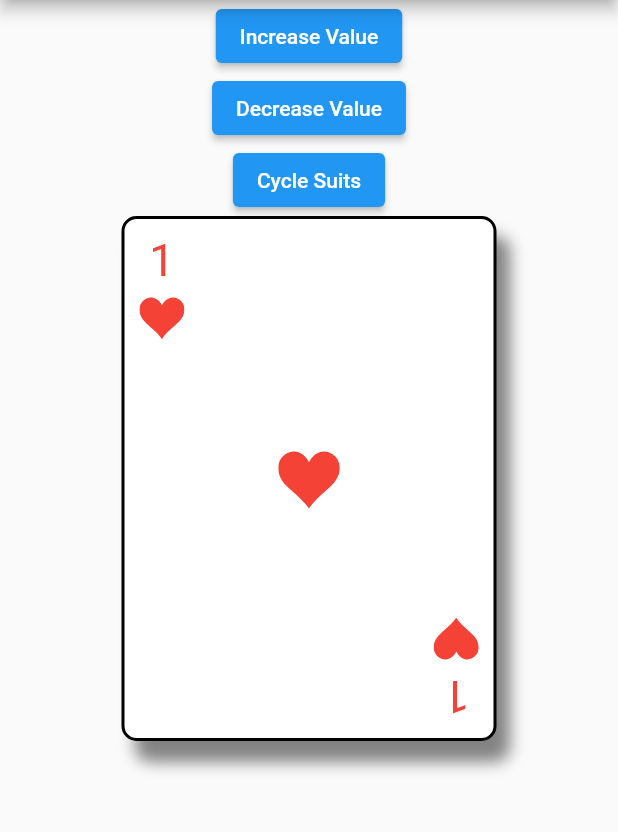
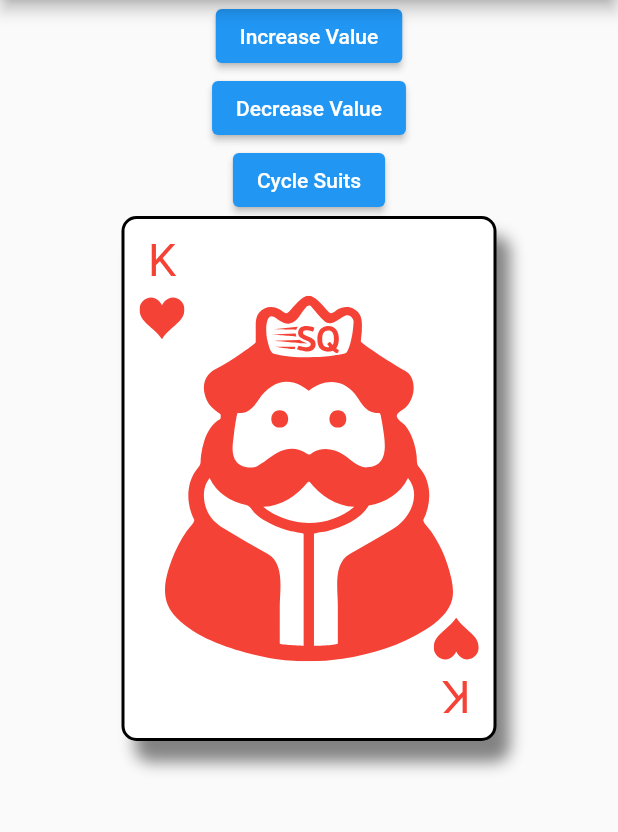
Before and after one commit to coolpat1993/cardConverter, a Flutter app: the screen it shows after launch, on a phone screen of 412 x 824 dp, the part 84-916 px from its top. Run offline on Flutter 3.47's test engine with Material 2 defaults, Android fonts, the phone set to English and light mode, and no system bars; our stand-ins replace flutter_svg.

Commit message:
added exceptions for ace king queen and jack

```diff
--- a/lib/cardConverter.dart
+++ b/lib/cardConverter.dart
@@ -60,6 +60,13 @@ class CardConverter extends StatelessWidget {
 
   @override
   Widget build(BuildContext context) {
+    bool isNumeric(String s) {
+      if (s == null) {
+        return false;
+      }
+      return double.tryParse(s) != null;
+    }
+
     String number = card[0];
     String suit = card[1];
     if (card.length > 2) {
@@ -78,10 +85,28 @@ class CardConverter extends StatelessWidget {
     double centerIconScale = 41;
     final Map<String, dynamic>? _suit = _suits[suit];
     final suitColor = _suit!['color'];
-    final suitIcon =
-        SvgPicture.asset(_suit['icon'], height: centerIconScale, color: suitColor);
+    final suitIcon = SvgPicture.asset(_suit['icon'],
+        height: centerIconScale, color: suitColor);
 
-    int cANum = int.parse(number) - 1;
+    SvgPicture createSvg(String filePath, Color color, [double? height]) {
+      return SvgPicture.asset(filePath, color: color, height: height);
+    }
+
+    Map<String, SvgPicture> svgs = {
+      'K': createSvg('assets/icons/King.svg', suitColor),
+      'Q': createSvg('assets/icons/Queen.svg', suitColor, 230),
+      'J': createSvg('assets/icons/Jack.svg', suitColor, 230),
+      'A': createSvg(
+          suit == 'C'
+              ? 'assets/icons/Clubs.svg'
+              : suit == 'S'
+                  ? 'assets/icons/Spades.svg'
+                  : suit == 'H'
+                      ? 'assets/icons/Heart.svg'
+                      : 'assets/icons/Diamonds.svg',
+          suitColor,
+          230)
+    };
 
     Widget buildIcon(visible) {
       return Center(
@@ -118,25 +143,36 @@ class CardConverter extends StatelessWidget {
                     color: suitColor,
                   ),
                 ),
-                Container(child: suitIcon, width: 30,),
+                Container(
+                  child: suitIcon,
+                  width: 30,
+                ),
               ],
             ),
           ),
           Padding(
               padding: const EdgeInsets.all(17.0),
-            child: Row(
+              child: isNumeric(number)
+                  ? Row(
                       mainAxisAlignment: MainAxisAlignment.spaceEvenly,
                       children: [
                         for (int i = 0; i < 3; i++)
                           Column(
                             children: [
-                      for (int j = 0; j < cardArray[cANum][i].length; j++)
-                        Expanded(child: buildIcon(cardArray[cANum][i][j])),
+                              for (int j = 0;
+                                  j <
+                                      cardArray[int.parse(number) - 1][i]
+                                          .length;
+                                  j++)
+                                Expanded(
+                                    child: buildIcon(
+                                        cardArray[int.parse(number) - 1][i]
+                                            [j])),
                             ],
                           ),
                       ],
-            ),
-          ),
+                    )
+                  : Align(alignment: Alignment.center, child: svgs[number])),
           Align(
             alignment: Alignment.bottomRight,
             child: Transform.rotate(
@@ -153,7 +189,10 @@ class CardConverter extends StatelessWidget {
                   Transform(
                     transform: Matrix4.identity()..scale(-1.0, 1.0, 1.0),
                     alignment: Alignment.center,
-                    child: Container(child: suitIcon, width: 30,),
+                    child: SizedBox(
+                      width: 30,
+                      child: suitIcon,
+                    ),
                   ),
                 ],
               ),
--- a/lib/main.dart
+++ b/lib/main.dart
@@ -25,13 +25,13 @@ class MyHomePage extends StatefulWidget {
 }
 
 class _MyHomePageState extends State<MyHomePage> {
-  String _card = '1H';
+  String _card = 'KH';
   int _currentSuitIndex = 0;
   int _currentValueIndex = 0;
   final List<String> _suits = ['H', 'S', 'D', 'C'];
 
   final List<String> _cardValues = [
-    '1',
+    'A',
     '2',
     '3',
     '4',
@@ -40,19 +40,22 @@ class _MyHomePageState extends State<MyHomePage> {
     '7',
     '8',
     '9',
-    '10'
+    '10',
+    'J',
+    'Q',
+    'K'
   ];
 
   void _incrementValue() {
     setState(() {
-      _currentValueIndex = (_currentValueIndex + 1) % 10;
+      _currentValueIndex = (_currentValueIndex + 1) % 13;
       _card = "${_cardValues[_currentValueIndex]}${_suits[_currentSuitIndex]}";
     });
   }
 
   void _decrementValue() {
     setState(() {
-      _currentValueIndex = (_currentValueIndex - 1) % 10;
+      _currentValueIndex = (_currentValueIndex - 1) % 13;
       _card = "${_cardValues[_currentValueIndex]}${_suits[_currentSuitIndex]}";
     });
   }
```
Also changed, not shown: assets/icons/Clubs.svg (added), assets/icons/Diamonds.svg (added), assets/icons/Heart.svg (added), assets/icons/Jack.svg (added), assets/icons/King.svg (added), assets/icons/Queen.svg (added), assets/icons/Spades.svg (added). Lines whose indentation alone changed are shown as unchanged.
